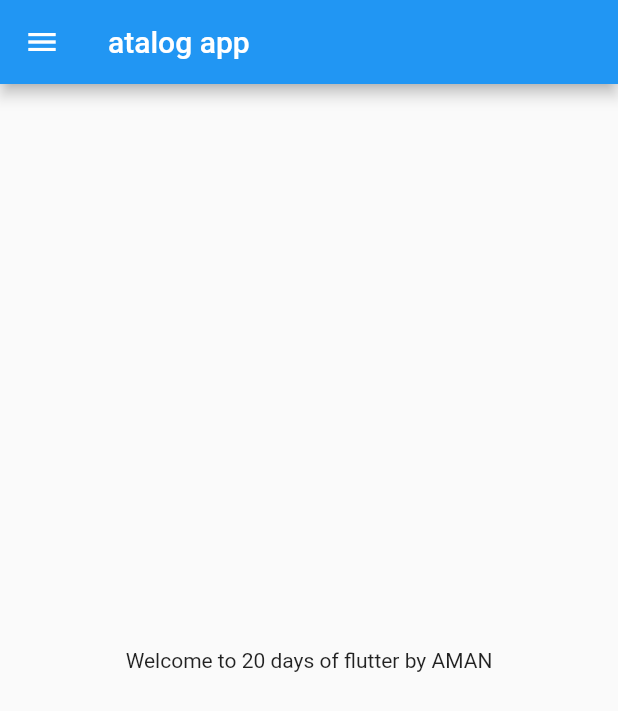
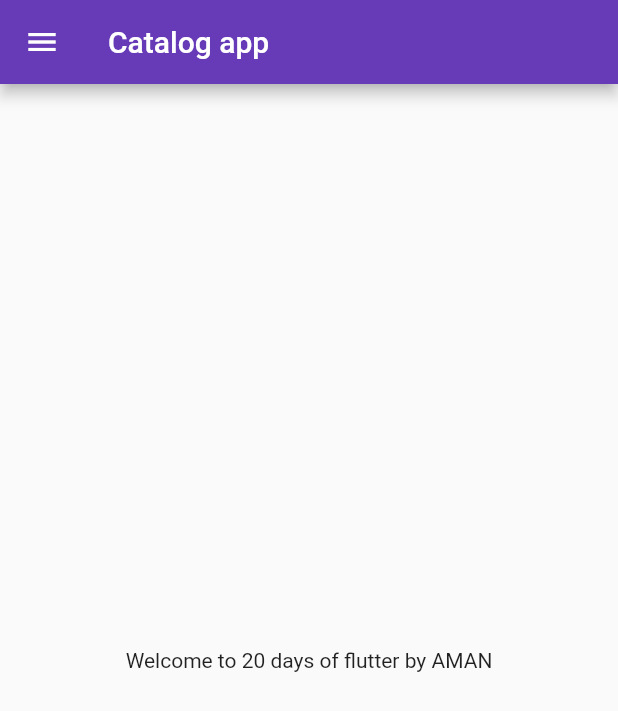
Before and after one commit to amandangol/flutter-moments, a Flutter app: the screen it shows after launch, on a phone screen of 412 x 824 dp. Shown: the top 711 px of the screen. Run offline on Flutter 3.47's test engine with Material 2 defaults, Android fonts, the phone set to English and light mode, and no system bars.

Commit message:
day 3 completed

```diff
--- a/lib/main.dart
+++ b/lib/main.dart
@@ -1,5 +1,6 @@
 import 'package:flutter/material.dart';
 import 'package:flutter_application_1/pages/home_page.dart';
+import 'package:flutter_application_1/pages/login_page.dart';
 
 void main() {
   runApp(MyApp());
@@ -11,7 +12,19 @@ class MyApp extends StatelessWidget {
   @override
   Widget build(BuildContext context) {
     return MaterialApp(
-      home: HomePage(),
+      themeMode: ThemeMode.light,
+      theme: ThemeData(
+        primarySwatch: Colors.deepPurple,
+      ),
+      darkTheme: ThemeData(
+        brightness: Brightness.dark,
+      ),
+      initialRoute: "/home",
+      routes: {
+        "/": (context) => LoginPage(),
+        "/home": (context) => HomePage(),
+        "/login": (context) => LoginPage()
+      },
     );
   }
 }
--- a/lib/pages/home_page.dart
+++ b/lib/pages/home_page.dart
@@ -8,7 +8,7 @@ class HomePage extends StatelessWidget {
   Widget build(BuildContext context) {
     return Scaffold(
         appBar: AppBar(
-          title: Text('atalog app'),
+          title: Text('Catalog app'),
         ),
         body: Center(
           child: Container(
```
Also changed, not shown: lib/pages/login_page.dart (added, +22 -0 lines).
